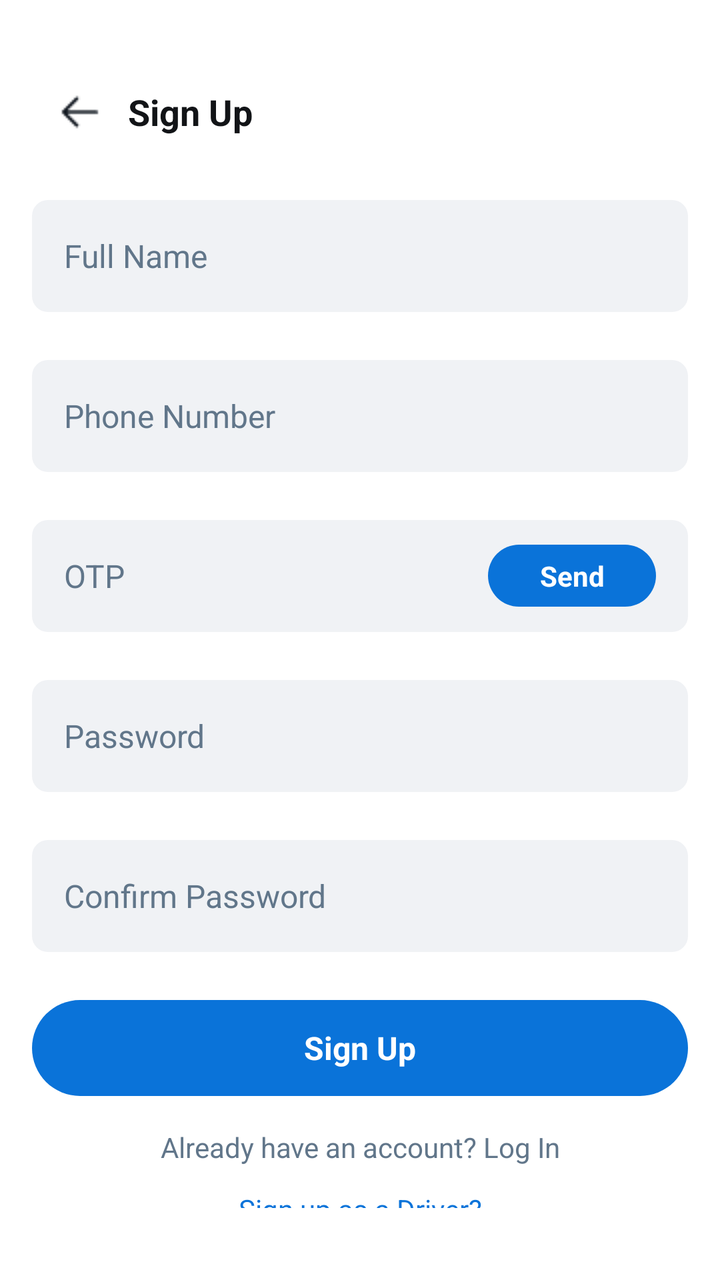
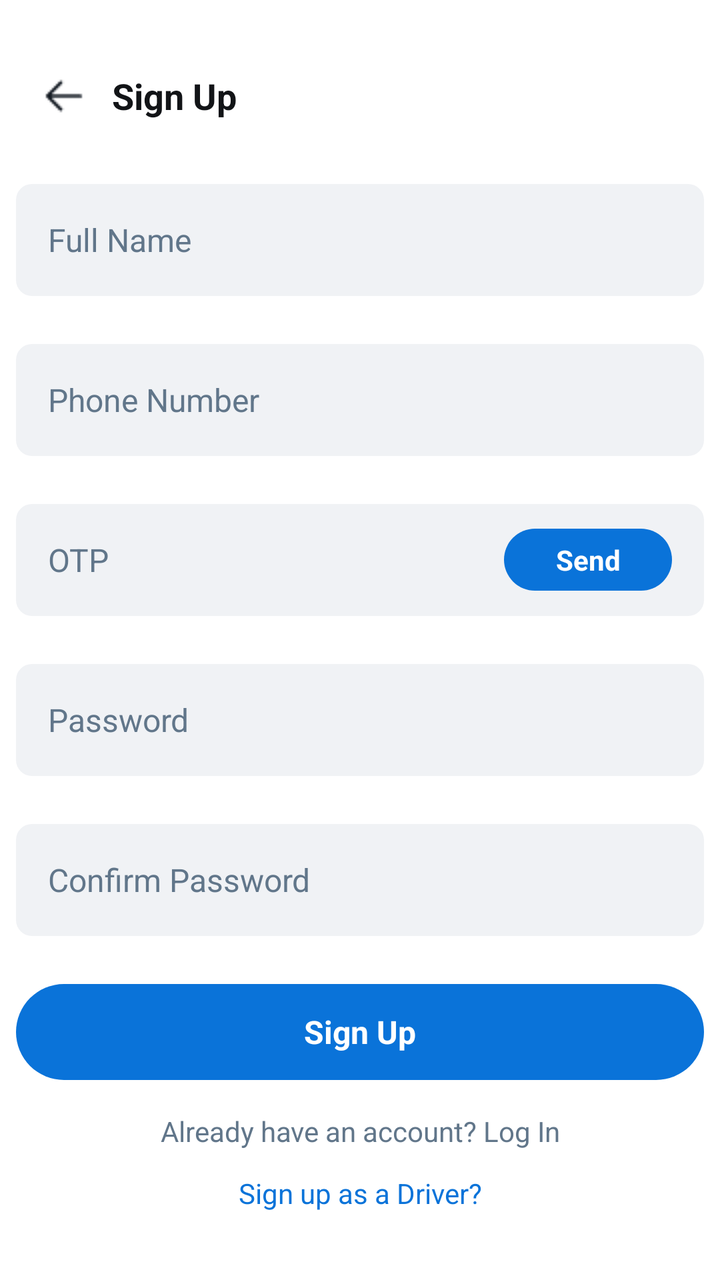

Two renders of the same Android screen: before a commit and after it. Below are the layout's source before the change and the commit's diff.
<!-- AndroidManifest.xml: application theme Theme.Tricycle_app -->
<!-- res/layout/signup.xml -->
<?xml version="1.0" encoding="utf-8"?>
<LinearLayout xmlns:android="http://schemas.android.com/apk/res/android"
    android:layout_width="match_parent"
    android:layout_height="match_parent"
    android:orientation="vertical"
    android:background="#FFFFFF"
    android:padding="16dp">

    <LinearLayout
        android:layout_width="match_parent"
        android:layout_height="wrap_content"
        android:orientation="horizontal"
        android:gravity="center_vertical"
        android:paddingTop="16dp"
        android:paddingBottom="8dp">

        <LinearLayout
            android:id="@+id/btnBack"
            android:layout_width="48dp"
            android:layout_height="48dp"
            android:gravity="center"
            android:clickable="true"
            android:focusable="true">
            <View
                android:layout_width="24dp"
                android:layout_height="24dp"
                android:background="@drawable/arrow"/>
        </LinearLayout>

        <TextView
            android:layout_width="wrap_content"
            android:layout_height="wrap_content"
            android:text="Sign Up"
            android:textSize="18sp"
            android:textStyle="bold"
            android:textColor="#121417"
            android:paddingEnd="48dp"/>
    </LinearLayout>

    <LinearLayout
        android:layout_width="match_parent"
        android:layout_height="wrap_content"
        android:paddingTop="12dp"
        android:paddingBottom="12dp">

        <EditText
            android:id="@+id/etFullName"
            android:layout_width="match_parent"
            android:layout_height="56dp"
            android:background="@drawable/bg_rounded_light_grey"
            android:hint="Full Name"
            android:textColorHint="#61768A"
            android:textColor="#121417"
            android:textSize="16sp"
            android:padding="16dp"
            android:inputType="textPersonName"
            android:maxLines="1"/>
    </LinearLayout>

    <LinearLayout
        android:layout_width="match_parent"
        android:layout_height="wrap_content"
        android:paddingTop="12dp"
        android:paddingBottom="12dp">

        <EditText
            android:id="@+id/etPhone"
            android:layout_width="match_parent"
            android:layout_height="56dp"
            android:background="@drawable/bg_rounded_light_grey"
            android:hint="Phone Number"
            android:textColorHint="#61768A"
            android:textColor="#121417"
            android:textSize="16sp"
            android:padding="16dp"
            android:inputType="phone"
            android:maxLines="1"/>
    </LinearLayout>

    <LinearLayout
        android:layout_width="match_parent"
        android:layout_height="wrap_content"
        android:paddingTop="12dp"
        android:paddingBottom="12dp">

        <LinearLayout
            android:layout_width="match_parent"
            android:layout_height="56dp"
            android:orientation="horizontal"
            android:background="@drawable/bg_rounded_light_grey"
            android:gravity="center_vertical"
            android:paddingStart="16dp"
            android:paddingEnd="16dp">

            <EditText
                android:id="@+id/etOtp"
                android:layout_width="0dp"
                android:layout_weight="1"
                android:layout_height="match_parent"
                android:background="@android:color/transparent"
                android:hint="OTP"
                android:textColorHint="#61768A"
                android:textColor="#121417"
                android:textSize="16sp"
                android:inputType="number"
                android:maxLines="1"/>

            <TextView
                android:id="@+id/btnSendOtp"
                android:layout_width="84dp"
                android:layout_height="31dp"
                android:background="@drawable/bg_pill_blue"
                android:text="Send"
                android:textColor="#FFFFFF"
                android:gravity="center"
                android:textStyle="bold"
                android:textSize="14sp"
                android:clickable="true"
                android:focusable="true"/>
        </LinearLayout>
    </LinearLayout>

    <LinearLayout
        android:layout_width="match_parent"
        android:layout_height="wrap_content"
        android:paddingTop="12dp"
        android:paddingBottom="12dp">

        <EditText
            android:id="@+id/etPassword"
            android:layout_width="match_parent"
            android:layout_height="56dp"
            android:background="@drawable/bg_rounded_light_grey"
            android:hint="Password"
            android:textColorHint="#61768A"
            android:textColor="#121417"
            android:textSize="16sp"
            android:padding="16dp"
            android:inputType="textPassword"
            android:maxLines="1"/>
    </LinearLayout>

    <LinearLayout
        android:layout_width="match_parent"
        android:layout_height="wrap_content"
        android:paddingTop="12dp"
        android:paddingBottom="12dp">

        <EditText
            android:id="@+id/etConfirmPassword"
            android:layout_width="match_parent"
            android:layout_height="56dp"
            android:background="@drawable/bg_rounded_light_grey"
            android:hint="Confirm Password"
            android:textColorHint="#61768A"
            android:textColor="#121417"
            android:textSize="16sp"
            android:padding="16dp"
            android:inputType="textPassword"
            android:maxLines="1"/>
    </LinearLayout>

    <LinearLayout
        android:layout_width="match_parent"
        android:layout_height="wrap_content"
        android:paddingTop="12dp"
        android:paddingBottom="12dp">

        <TextView
            android:id="@+id/btnSignUp"
            android:layout_width="match_parent"
            android:layout_height="48dp"
            android:background="@drawable/bg_pill_blue"
            android:text="Sign Up"
            android:textColor="#FFFFFF"
            android:gravity="center"
            android:textStyle="bold"
            android:textSize="16sp"
            android:clickable="true"
            android:focusable="true"/>
    </LinearLayout>

    <TextView
        android:id="@+id/tvLogin"
        android:layout_width="match_parent"
        android:layout_height="wrap_content"
        android:text="Already have an account? Log In"
        android:gravity="center"
        android:textColor="#61768A"
        android:textSize="14sp"
        android:clickable="true"
        android:focusable="true"
        android:paddingTop="4dp"
        android:paddingBottom="12dp"/>

    <TextView
        android:id="@+id/tvDriverSignUp"
        android:layout_width="match_parent"
        android:layout_height="wrap_content"
        android:text="Sign up as a Driver?"
        android:gravity="center"
        android:textColor="#0A73D9"
        android:textSize="14sp"
        android:clickable="true"
        android:focusable="true"
        android:paddingBottom="20dp"/>

</LinearLayout>
<!-- resources referenced by this layout -->
<resources>
  <!-- drawable arrow: png bitmap (drawable, 284 bytes) -->
  <!-- drawable bg_pill_blue (drawable) -->
  <?xml version="1.0" encoding="utf-8"?>
  <shape xmlns:android="http://schemas.android.com/apk/res/android"
      android:shape="rectangle">
      <solid android:color="#0A73D9" /> <corners android:radius="100dp" /> </shape>
  <!-- drawable bg_rounded_light_grey (drawable) -->
  <?xml version="1.0" encoding="utf-8"?>
  <shape xmlns:android="http://schemas.android.com/apk/res/android"
      android:shape="rectangle">
      <solid android:color="#F0F2F5" />
      <corners android:radius="8dp" />
  </shape>
  <style name="Theme.Tricycle_app" parent="Base.Theme.Tricycle_app" />
  <style name="Base.Theme.Tricycle_app" parent="Theme.Material3.DayNight.NoActionBar">
          
          
      </style>
</resources>

<!-- the commit's change to res/layout/signup.xml (unified diff, before → after) -->
@@ -4,7 +4,7 @@
     android:layout_height="match_parent"
     android:orientation="vertical"
     android:background="#FFFFFF"
-    android:padding="16dp">
+    android:padding="8dp">
 
     <LinearLayout
         android:layout_width="match_parent"
